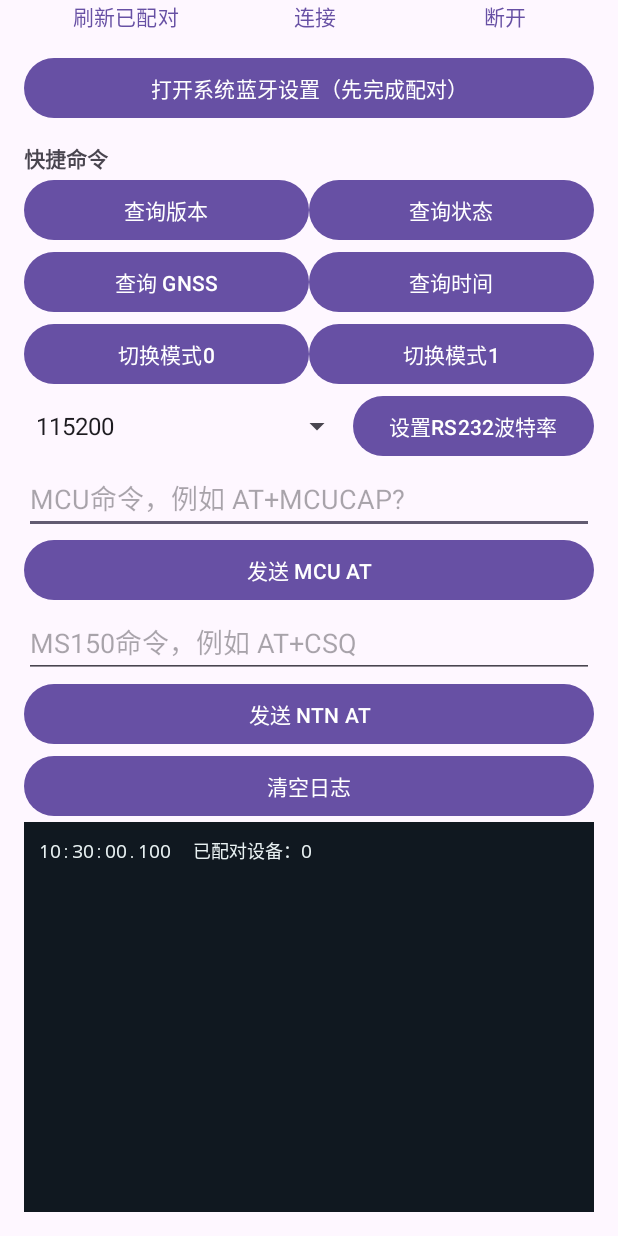
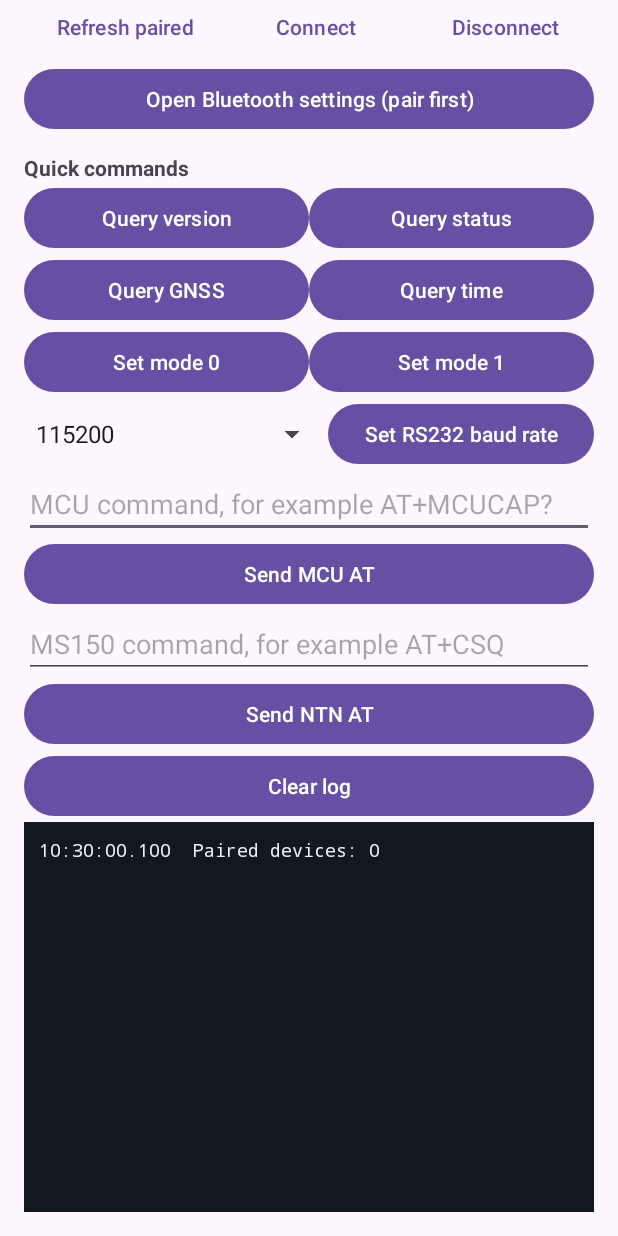
Before and after one commit to stephenshizl/ntn_android_app, an Android app: the screen it shows after launch (MainActivity), on a phone screen of 412 x 824 dp. Run offline under Robolectric (Android 15) with nearby library versions, the phone set to English and light mode, and no system bars.

Commit message:
国际化

```diff
--- a/app/src/main/res/values/strings.xml
+++ b/app/src/main/res/values/strings.xml
@@ -1,23 +1,39 @@
 <resources>
-    <string name="app_name">NTN终端</string>
-    <string name="app_title">铱星 NTN 终端调试</string>
-    <string name="status_disconnected">状态：未连接</string>
-    <string name="status_value">状态：%1$s</string>
-    <string name="refresh_paired">刷新已配对</string>
-    <string name="connect">连接</string>
-    <string name="disconnect">断开</string>
-    <string name="open_bt_settings">打开系统蓝牙设置（先完成配对）</string>
-    <string name="quick_queries">快捷命令</string>
-    <string name="query_version">查询版本</string>
-    <string name="query_status">查询状态</string>
-    <string name="query_gnss">查询 GNSS</string>
-    <string name="query_time">查询时间</string>
-    <string name="mode0">切换模式0</string>
-    <string name="mode1">切换模式1</string>
-    <string name="set_baud">设置RS232波特率</string>
-    <string name="local_at_hint">MCU命令，例如 AT+MCUCAP?</string>
-    <string name="send_mcu_at">发送 MCU AT</string>
-    <string name="ntn_at_hint">MS150命令，例如 AT+CSQ</string>
-    <string name="send_ntn_at">发送 NTN AT</string>
-    <string name="clear_log">清空日志</string>
+    <string name="app_name">NTN Terminal</string>
+    <string name="app_title">Iridium NTN Terminal Debug</string>
+    <string name="status_disconnected">Status: disconnected</string>
+    <string name="status_value">Status: %1$s</string>
+    <string name="refresh_paired">Refresh paired</string>
+    <string name="connect">Connect</string>
+    <string name="disconnect">Disconnect</string>
+    <string name="open_bt_settings">Open Bluetooth settings (pair first)</string>
+    <string name="quick_queries">Quick commands</string>
+    <string name="query_version">Query version</string>
+    <string name="query_status">Query status</string>
+    <string name="query_gnss">Query GNSS</string>
+    <string name="query_time">Query time</string>
+    <string name="mode0">Set mode 0</string>
+    <string name="mode1">Set mode 1</string>
+    <string name="set_baud">Set RS232 baud rate</string>
+    <string name="local_at_hint">MCU command, for example AT+MCUCAP?</string>
+    <string name="send_mcu_at">Send MCU AT</string>
+    <string name="ntn_at_hint">MS150 command, for example AT+CSQ</string>
+    <string name="send_ntn_at">Send NTN AT</string>
+    <string name="clear_log">Clear log</string>
+    <string name="bt_not_supported">Bluetooth is not supported on this phone</string>
+    <string name="no_paired_devices">No paired device. Open Bluetooth settings to pair first.</string>
+    <string name="paired_devices_count">Paired devices: %1$d</string>
+    <string name="unnamed_device">Unnamed device</string>
+    <string name="pair_terminal_first">Pair with NTN-Terminal in system settings first</string>
+    <string name="select_valid_device">Select a valid device</string>
+    <string name="bt_not_connected">Bluetooth terminal is not connected</string>
+    <string name="command_empty">Command cannot be empty</string>
+    <string name="error_prefix">Error: %1$s</string>
+    <string name="log_tx">TX type=0x%1$02X id=%2$d  %3$s</string>
+    <string name="log_rx">RX %1$-13s id=%2$d len=%3$d\n%4$s</string>
+    <string name="bt_connecting">Connecting to %1$s…</string>
+    <string name="bt_connected">Connected to %1$s</string>
+    <string name="bt_connection_failed">Connection failed: %1$s</string>
+    <string name="bt_disconnected">Disconnected</string>
+    <string name="bt_send_failed">Send failed: %1$s</string>
 </resources>
```
Also changed, not shown: app/src/main/java/com/youyou/ntn_bt/BluetoothSppClient.java (+15 -8 lines), app/src/main/java/com/youyou/ntn_bt/MainActivity.java (+12 -13 lines), 1 other file.
